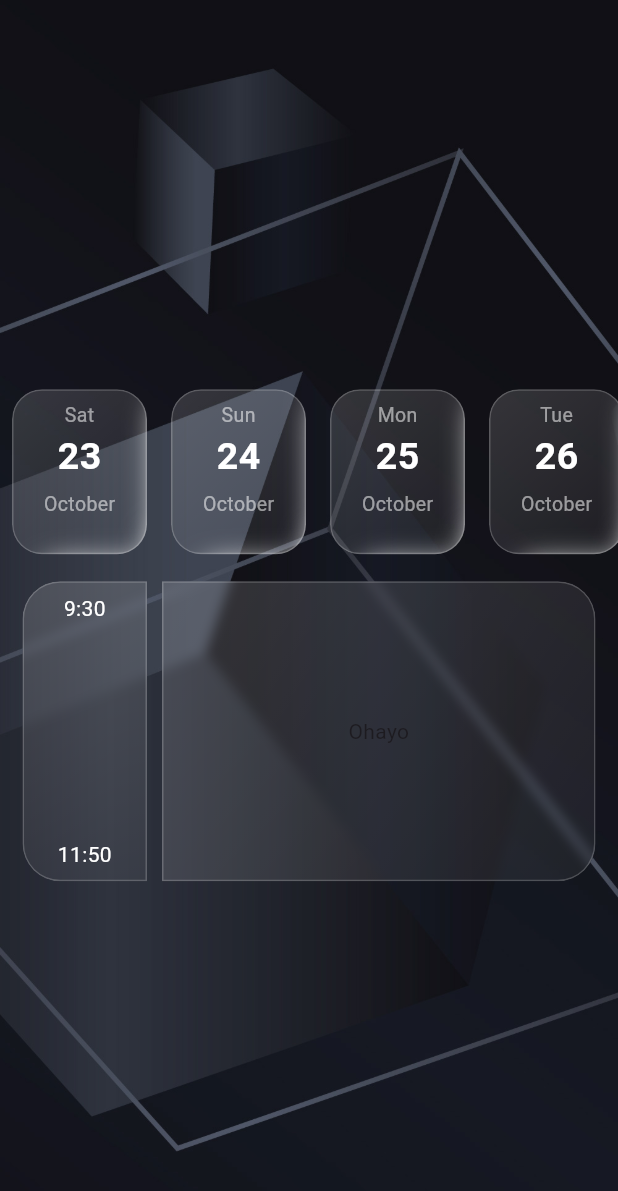
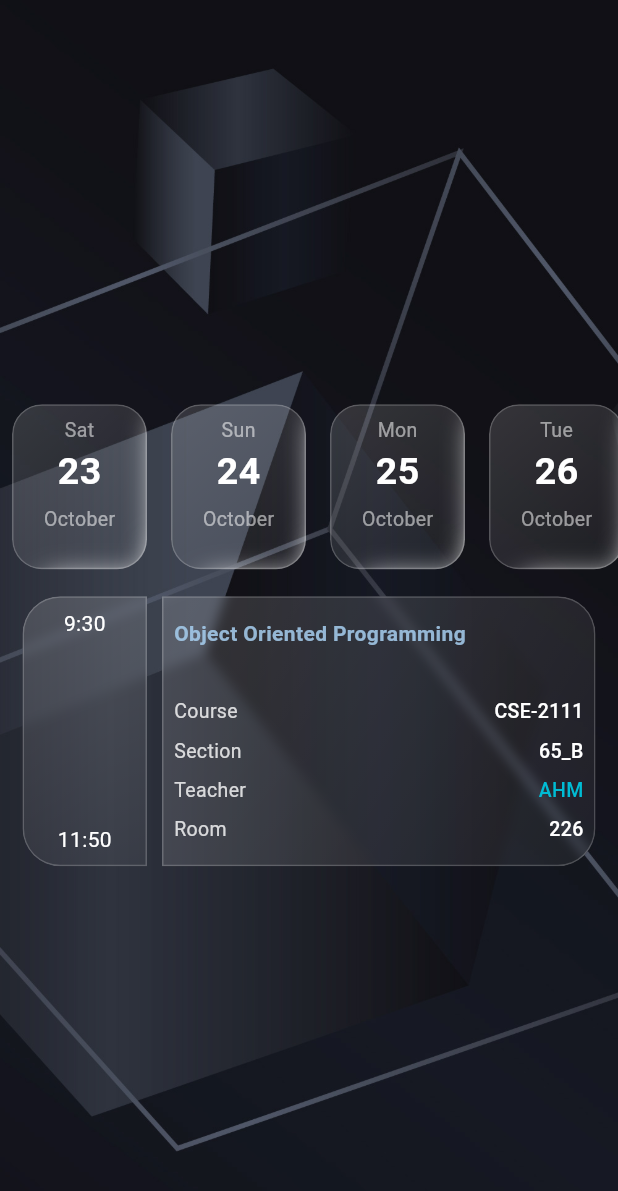
Before and after one commit to Redooyyy/CityU_Student_Portal, a Flutter app: the HomePage screen opened directly, on a phone screen of 412 x 824 dp. Shown: the top 1191 px of the screen. Run offline on Flutter 3.47's test engine with Material 3 defaults, Android fonts, the phone set to English and light mode, and no system bars; our stand-ins replace loading_animation_widget; missing offline and left inert: chip_list, cool_dropdown.

Commit message:
Routine card with info complete

```diff
--- a/lib/custom_components/routine_card.dart
+++ b/lib/custom_components/routine_card.dart
@@ -3,6 +3,7 @@ import 'package:flutter/material.dart';
 
 class RoutineCard {
   Widget card() {
+    double cardHeight = 180;
     return Row(
       children: [
         Expanded(
@@ -12,7 +13,7 @@ class RoutineCard {
             child: GlassContainer2(
               center: false,
               width: double.infinity,
-              height: 200,
+              height: cardHeight,
               borderRadiuss: .horizontal(left: Radius.circular(25)),
               //NOTE:For time
               child: scedule("9:30", "11:50"),
@@ -25,11 +26,28 @@ class RoutineCard {
           child: Padding(
             padding: const EdgeInsets.fromLTRB(5, 10, 15, 0),
             child: GlassContainer2(
+              center: false,
               width: double.infinity,
-              height: 200,
+              height: cardHeight,
               borderRadiuss: .horizontal(right: Radius.circular(25)),
               //NOTE:For course
-              child: Text("Ohayo"),
+              child: Padding(
+                padding: const EdgeInsets.all(8.0),
+                child: Column(
+                  crossAxisAlignment: CrossAxisAlignment.start,
+                  mainAxisAlignment: MainAxisAlignment.spaceEvenly,
+                  children: [
+                    course("Object Oriented Programming"),
+                    const SizedBox(height: 18),
+                    details("Course", "CSE-2111"),
+                    details("Section", "65_B"),
+                    teacher("AHM", () {
+                      print("tabbed");
+                    }),
+                    details("Room", "226"),
+                  ],
+                ),
+              ),
             ),
           ),
         ),
@@ -40,11 +58,7 @@ class RoutineCard {
 
 Widget scedule(String start, String end) {
   return Column(
-    children: [
-      Expanded(
-        flex: 1,
-        child: Column(
-          mainAxisAlignment: MainAxisAlignment.start,
+    mainAxisAlignment: MainAxisAlignment.spaceBetween,
     children: [
       Center(
         child: Padding(
@@ -55,34 +69,75 @@ Widget scedule(String start, String end) {
           ),
         ),
       ),
-          ],
-        ),
-      ),
-      // Expanded(
-      //   flex: 4,
-      //   child: Column(
-      //     children: [
-      //       Container(width: 50, height: 133, color: Colors.green),
-      //     ],
-      //   ),
-      // ),
-      Expanded(
-        flex: 1,
-        child: Column(
-          mainAxisAlignment: MainAxisAlignment.end,
-          children: [
       Center(
         child: Padding(
           padding: const EdgeInsets.only(bottom: 8.0),
-                child: Text(
-                  end,
-                  style: TextStyle(color: Colors.white, fontSize: 14),
-                ),
-              ),
-            ),
-          ],
+          child: Text(end, style: TextStyle(color: Colors.white, fontSize: 14)),
         ),
       ),
     ],
   );
 }
+
+Widget course(String courseName) {
+  return Text(
+    courseName,
+    style: TextStyle(
+      color: Color.fromRGBO(167, 207, 240, .85),
+      fontSize: 14,
+      fontWeight: FontWeight.w600,
+    ),
+  );
+}
+
+Widget details(String title, String info) {
+  return Row(
+    mainAxisAlignment: MainAxisAlignment.spaceBetween,
+    children: [
+      //NOTE:COURSE CODE
+      Text(
+        title,
+        style: TextStyle(
+          color: Colors.white.withValues(alpha: .8),
+          fontSize: 13,
+        ),
+      ),
+      Text(
+        info,
+        style: TextStyle(
+          color: Colors.white,
+          fontSize: 13,
+          fontWeight: FontWeight.w500,
+        ),
+      ),
+    ],
+  );
+}
+
+Widget teacher(String teacherName, VoidCallback onTab) {
+  return Row(
+    mainAxisAlignment: MainAxisAlignment.spaceBetween,
+    children: [
+      //NOTE:COURSE CODE
+      Text(
+        "Teacher",
+        style: TextStyle(
+          color: Colors.white.withValues(alpha: .8),
+          fontSize: 13,
+        ),
+      ),
+      GestureDetector(
+        //TODO:Open teacher card
+        onTap: onTab,
+        child: Text(
+          teacherName,
+          style: TextStyle(
+            color: Colors.cyan,
+            fontSize: 13,
+            fontWeight: FontWeight.w500,
+          ),
+        ),
+      ),
+    ],
+  );
+}
```
Lines whose indentation alone changed are shown as unchanged.
